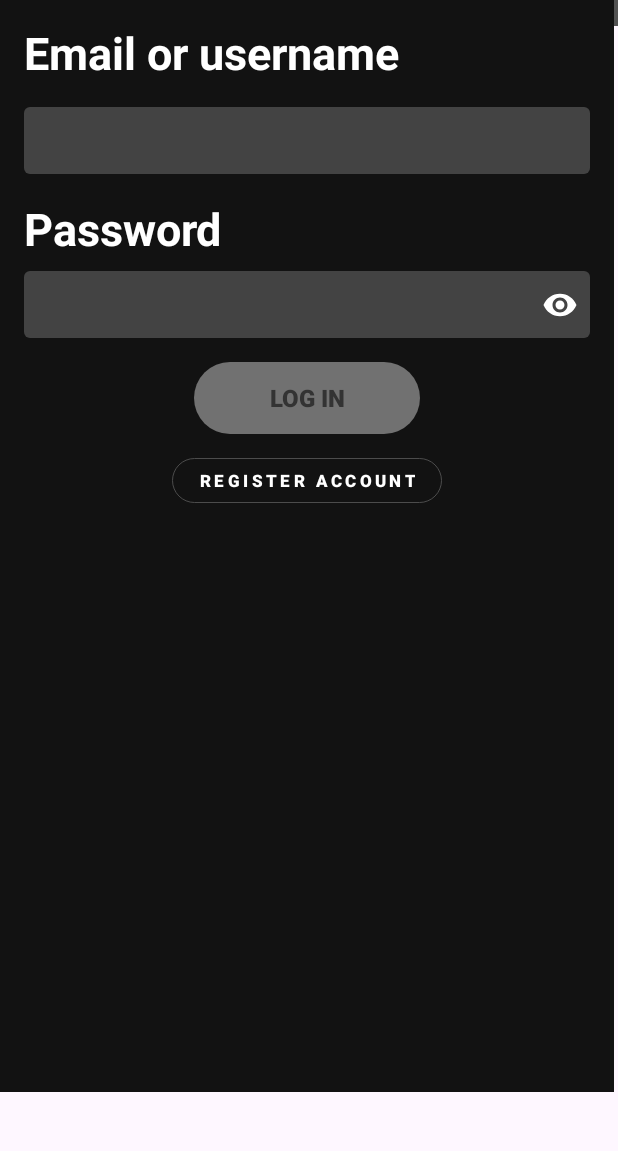
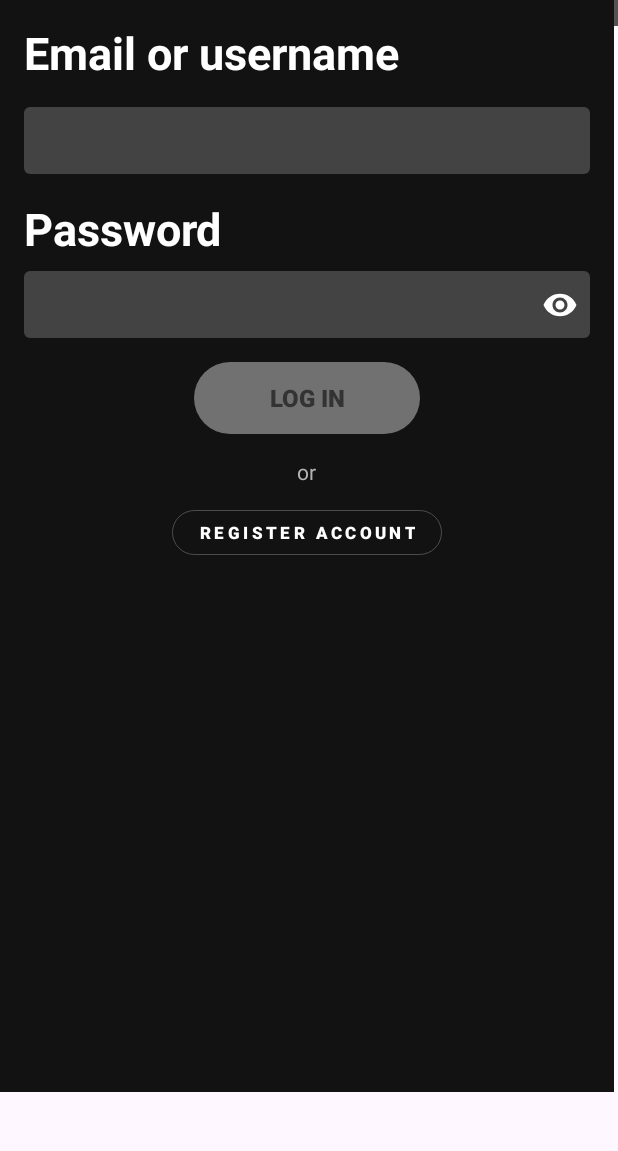
Before and after one commit to lakimapturn/SpotifyWrapped, an Android app: the Login screen opened directly, with no data from a screen before it, on a phone screen of 412 x 824 dp, the part 70-1221 px from its top. Run offline under Robolectric (Android 15) with nearby library versions, the phone set to English and light mode, and no system bars; our stand-ins replace Firebase (no records; nobody signed in at launch, a user with empty details on screens opened directly), navigation-ui; libraries missing offline, so code that uses them is left out: com.spotify.sdk.

Commit message:
spotify login page DUPE

```diff
--- a/app/src/main/res/layout/login.xml
+++ b/app/src/main/res/layout/login.xml
@@ -75,6 +75,12 @@
         android:textSize="16sp"
         android:textStyle="bold" />
 
+    <TextView  android:layout_width="wrap_content"
+        android:layout_height="wrap_content"
+        android:layout_gravity="center_horizontal"
+        android:layout_marginTop="15dp"  android:text="or"
+        android:textColor="@color/lightGray"  android:textSize="14sp" />
+
     <android.widget.Button
         android:id="@+id/register"
         android:layout_width="wrap_content"
```
